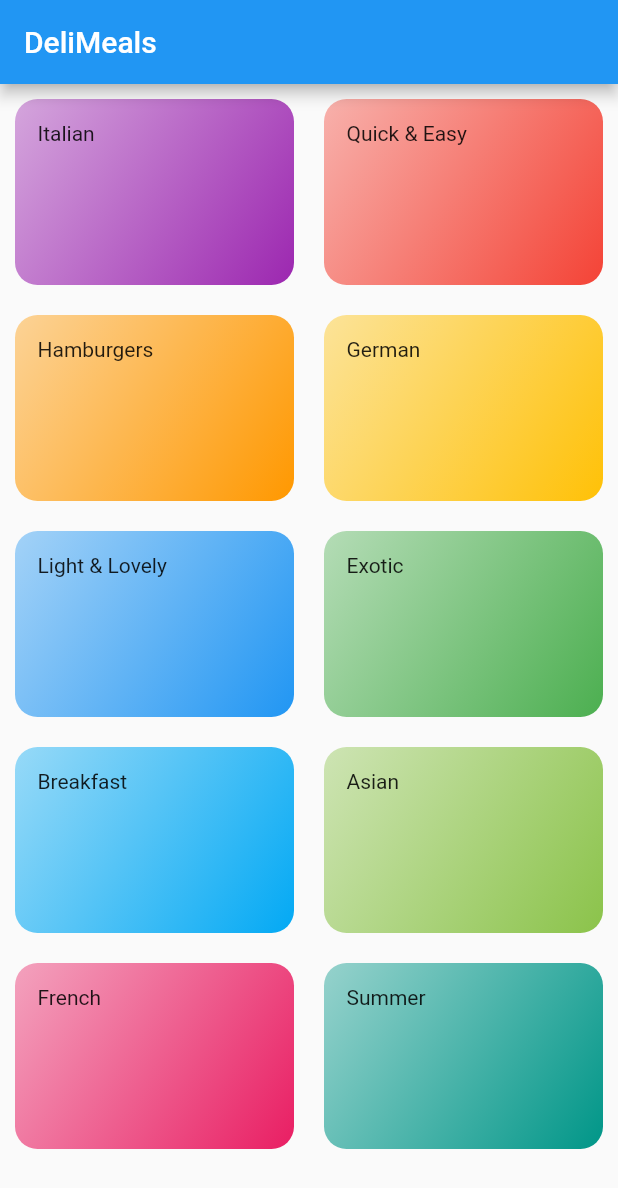
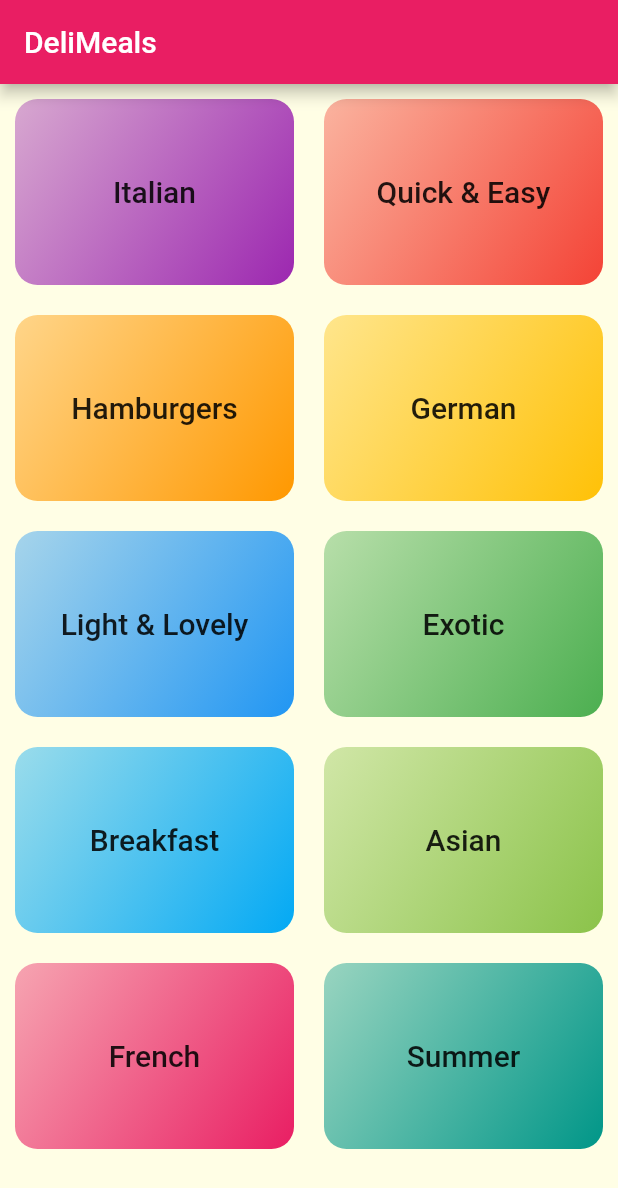
Before and after one commit to rafaeltorquato/flutter_course_app_3, a Flutter app: the screen it shows after launch, on a phone screen of 412 x 824 dp. Shown: the top 1188 px of the screen. Run offline on Flutter 3.47's test engine with Material 2 defaults, Android fonts, the light colour scheme and no system bars.

Commit message:
♻️ Refactoring screens

```diff
--- a/lib/main.dart
+++ b/lib/main.dart
@@ -1,3 +1,5 @@
+import 'dart:ui';
+
 import 'package:flutter/material.dart';
 
 import '../screens/home_screen.dart';
@@ -14,11 +16,16 @@ class MyApp extends StatelessWidget {
     return MaterialApp(
       title: 'DeliMeals App',
       theme: ThemeData(
-        primarySwatch: Colors.blue,
+        primarySwatch: Colors.pink,
+        canvasColor: const Color.fromRGBO(255, 254, 229, 1),
+        fontFamily: 'Raleway',
+        textTheme: Theme.of(context).textTheme.copyWith(
+              headline5: const TextStyle(
+                fontWeight: FontWeight.bold,
+              ),
+            ),
       ),
-      home: const SafeArea(
-        child: HomeScreen(),
-      ),
+      home: const HomeScreen(),
     );
   }
 }
--- a/lib/screens/home_screen.dart
+++ b/lib/screens/home_screen.dart
@@ -2,24 +2,18 @@ import 'package:flutter/material.dart';
 
 import '../widgets/categories_grid.dart';
 
-class HomeScreen extends StatefulWidget {
+class HomeScreen extends StatelessWidget {
   const HomeScreen({Key? key}) : super(key: key);
 
   @override
-  State<HomeScreen> createState() => _HomeScreenState();
-}
-
-class _HomeScreenState extends State<HomeScreen> {
-  @override
   Widget build(BuildContext context) {
-    return Scaffold(
-      appBar: AppBar(
-        title: const Text('DeliMeals'),
-      ),
-      body: Center(
-        child: Container(
-          padding: const EdgeInsets.all(10),
-          child: const CaregoriesGrid(),
+    return SafeArea(
+      child: Scaffold(
+        appBar: AppBar(
+          title: const Text('DeliMeals'),
+        ),
+        body: const Center(
+          child: CaregoriesGrid(),
         ),
       ),
     );
--- a/lib/widgets/categories_grid.dart
+++ b/lib/widgets/categories_grid.dart
@@ -9,6 +9,7 @@ class CaregoriesGrid extends StatelessWidget {
   @override
   Widget build(BuildContext context) {
     return GridView(
+      padding: const EdgeInsets.all(10),
       gridDelegate: const SliverGridDelegateWithMaxCrossAxisExtent(
         maxCrossAxisExtent: 200,
         childAspectRatio: 3 / 2,
--- a/lib/widgets/category_item.dart
+++ b/lib/widgets/category_item.dart
@@ -1,4 +1,5 @@
 import 'package:flutter/material.dart';
+import 'package:flutter_course_app_3/screens/category_meals_screen.dart';
 import '../models/category.dart';
 
 class CategoryItem extends StatelessWidget {
@@ -6,11 +7,33 @@ class CategoryItem extends StatelessWidget {
 
   const CategoryItem(this.category, {Key? key}) : super(key: key);
 
+  navigateToCategoryMeals(BuildContext context) {
+    Navigator.of(context).push(PageRouteBuilder(
+      transitionsBuilder: (c, anim, a2, child) => FadeTransition(
+        opacity: anim,
+        child: child,
+      ),
+      transitionDuration: const Duration(milliseconds: 200),
+      pageBuilder: (c, a1, a2) => CategoryMealsScreen(
+        category: category,
+      ),
+    ));
+  }
+
   @override
   Widget build(BuildContext context) {
-    return Container(
+    return InkWell(
+      borderRadius: BorderRadius.circular(15),
+      onTap: () => navigateToCategoryMeals(context),
+      splashColor: Theme.of(context).primaryColor,
+      child: Container(
         padding: const EdgeInsets.all(15),
-      child: Text(category.title),
+        child: Center(
+          child: Text(
+            category.title,
+            style: Theme.of(context).textTheme.headline6,
+          ),
+        ),
         decoration: BoxDecoration(
           gradient: LinearGradient(
             colors: [
@@ -22,6 +45,7 @@ class CategoryItem extends StatelessWidget {
           ),
           borderRadius: BorderRadius.circular(15),
         ),
+      ),
     );
   }
 }
```
Also changed, not shown: lib/screens/category_meals_screen.dart (added, +23 -0 lines), pubspec.yaml (+18 -14 lines), assets/fonts/Raleway-Black.ttf (added), assets/fonts/Raleway-Bold.ttf (added), assets/fonts/Raleway-Regular.ttf (added), assets/fonts/RobotoCondensed-Bold.ttf (added), assets/fonts/RobotoCondensed-Italic.ttf (added), assets/fonts/RobotoCondensed-Light.ttf (added), assets/fonts/RobotoCondensed-Regular.ttf (added). Lines whose indentation alone changed are shown as unchanged.
